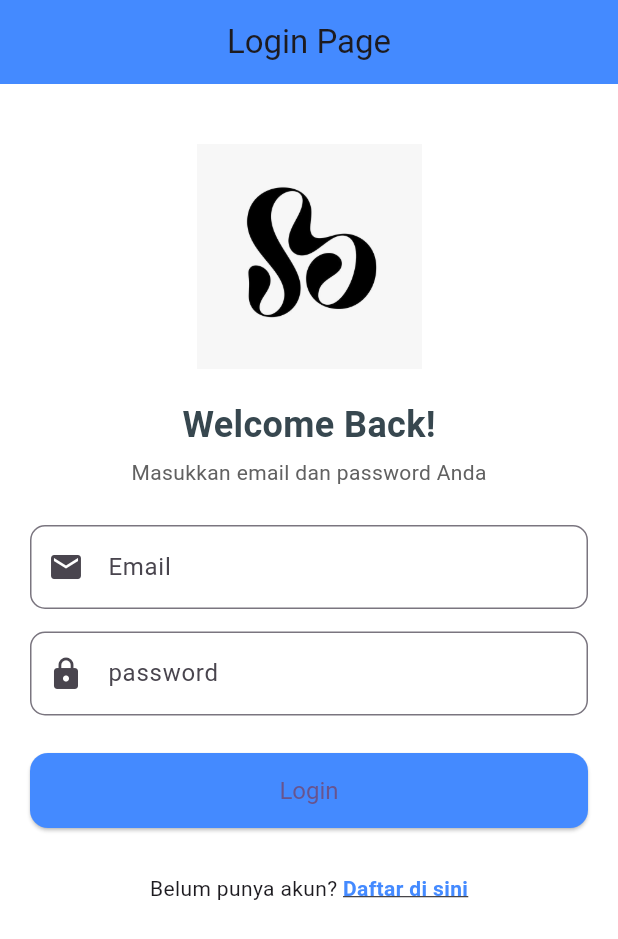
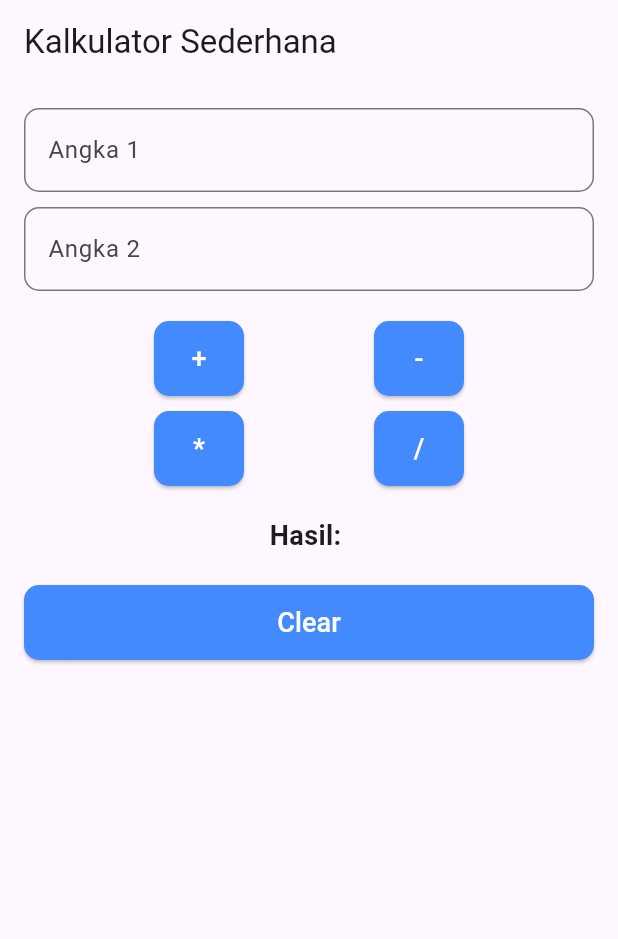
Before and after one commit to Adnan-k1/flutter_pertama, a Flutter app: the screen it shows after launch, on a phone screen of 412 x 824 dp. Shown: the top 939 px of the screen. Run offline on Flutter 3.47's test engine with Material 3 defaults, Android fonts, the phone set to English and light mode, and no system bars; our stand-ins replace get.

Commit message:
Update seluruh kalkulator dan halaman login terbaru

```diff
--- a/lib/componets/widget_button.dart
+++ b/lib/componets/widget_button.dart
@@ -3,11 +3,15 @@ import 'package:flutter/material.dart';
 class CoustumButton extends StatelessWidget {
   final String text;
   final VoidCallback onPressed;
+  final Color textColor;
+  final Color backgroundColor;
 
   const CoustumButton({
     super.key,
     required this.text,
     required this.onPressed,
+    this.textColor = Colors.white,
+    this.backgroundColor = Colors.blueAccent,
   });
 
   @override
@@ -15,14 +19,14 @@ class CoustumButton extends StatelessWidget {
     return ElevatedButton(
       onPressed: onPressed,
       style: ElevatedButton.styleFrom(
-        minimumSize: const Size(double.infinity, 50),
-        backgroundColor: Colors.blueAccent,
-        textStyle: const TextStyle(fontSize: 16),
+        backgroundColor: backgroundColor,
+        foregroundColor: textColor,
+        minimumSize: const Size(60, 50),
         shape: RoundedRectangleBorder(
-          borderRadius: BorderRadius.circular(12),
+          borderRadius: BorderRadius.circular(10),
         ),
       ),
-      child: Text(text),
+      child: Text(text, style: const TextStyle(fontSize: 18)),
     );
   }
 }
--- /dev/null
+++ b/lib/controller/kalkulatorcontroller.dart
@@ -0,0 +1,46 @@
+import 'package:flutter/material.dart';
+import 'package:get/get.dart';
+
+class CalculatorController extends GetxController {
+  final txtangka1 = TextEditingController();
+  final txtangka2 = TextEditingController();
+  var hasil = ''.obs;
+
+  void tambah() {
+    int angka1 = int.tryParse(txtangka1.text) ?? 0;
+    int angka2 = int.tryParse(txtangka2.text) ?? 0;
+    int hasiljumlah = angka1 + angka2;
+    hasil.value = hasiljumlah.toString();
+  }
+
+  void kurang() {
+    int angka1 = int.tryParse(txtangka1.text) ?? 0;
+    int angka2 = int.tryParse(txtangka2.text) ?? 0;
+    int hasiljumlah = angka1 - angka2;
+    hasil.value = hasiljumlah.toString();
+  }
+
+  void kali() {
+    int angka1 = int.tryParse(txtangka1.text) ?? 0;
+    int angka2 = int.tryParse(txtangka2.text) ?? 0;
+    int hasiljumlah = angka1 * angka2;
+    hasil.value = hasiljumlah.toString();
+  }
+
+  void bagi() {
+    int angka1 = int.tryParse(txtangka1.text) ?? 0;
+    int angka2 = int.tryParse(txtangka2.text) ?? 1; // Hindari pembagian dengan 0
+    if (angka2 == 0) {
+      hasil.value = 'Tidak bisa dibagi 0';
+      return;
+    }
+    double hasiljumlah = angka1 / angka2;
+    hasil.value = hasiljumlah.toStringAsFixed(2); // tampilkan 2 angka di belakang koma
+  }
+
+  void clear() {
+    txtangka1.clear();
+    txtangka2.clear();
+    hasil.value = '';
+  }
+}
--- a/lib/main.dart
+++ b/lib/main.dart
@@ -1,5 +1,7 @@
 import 'package:flutter/material.dart';
 import 'package:flutter_pertama/login.dart';
+import 'package:flutter_pertama/pages/calculatorpage.dart';
+import 'package:get/get_navigation/get_navigation.dart';
 
 void main() {
   runApp(const MyApp());
@@ -11,13 +13,13 @@ class MyApp extends StatelessWidget {
 
   @override
   Widget build(BuildContext context) {
-    return MaterialApp(
+    return GetMaterialApp(
       title: 'Flutter Demo',
       theme: ThemeData(
 
         colorScheme: ColorScheme.fromSeed(seedColor: Colors.deepPurple),
       ),
-      home: const LoginPage(),
+      home: CalculatorPage(),
     );
   }
 }
--- /dev/null
+++ b/lib/pages/calculatorpage.dart
@@ -0,0 +1,96 @@
+import 'package:flutter/material.dart';
+import 'package:flutter_pertama/componets/input_field.dart';
+import 'package:flutter_pertama/componets/widget_button.dart';
+import 'package:flutter_pertama/controller/kalkulatorcontroller.dart';
+import 'package:get/get.dart';
+
+class CalculatorPage extends StatelessWidget {
+  CalculatorPage({super.key});
+
+  final CalculatorController kalkulatorController = Get.put(
+    CalculatorController(),
+  );
+
+  @override
+  Widget build(BuildContext context) {
+    return Scaffold(
+      appBar: AppBar(title: Text("Kalkulator Sederhana")),
+      body: SingleChildScrollView( // Agar tidak overflow saat keyboard muncul
+        padding: const EdgeInsets.all(16),
+        child: Column(
+          crossAxisAlignment: CrossAxisAlignment.stretch,
+          children: [
+            InputField(
+              controller: kalkulatorController.txtangka1,
+              label: "Angka 1",
+              hintText: "Masukkan angka pertama",
+            ),
+            SizedBox(height: 10),
+
+            InputField(
+              controller: kalkulatorController.txtangka2,
+              label: "Angka 2",
+              hintText: "Masukkan angka kedua",
+            ),
+            SizedBox(height: 20),
+
+            Row(
+              mainAxisAlignment: MainAxisAlignment.spaceEvenly,
+              children: [
+                CoustumButton(
+                  text: "+",
+                  onPressed: () {
+                    kalkulatorController.tambah();
+                  },
+                ),
+                CoustumButton(
+                  text: "-",
+                  onPressed: () {
+                    kalkulatorController.kurang();
+                  },
+                ),
+              ],
+            ),
+            SizedBox(height: 10),
+
+            Row(
+              mainAxisAlignment: MainAxisAlignment.spaceEvenly,
+              children: [
+                CoustumButton(
+                  text: "*",
+                  onPressed: () {
+                    kalkulatorController.kali();
+                  },
+                ),
+                CoustumButton(
+                  text: "/",
+                  onPressed: () {
+                    kalkulatorController.bagi();
+                  },
+                ),
+              ],
+            ),
+            SizedBox(height: 20),
+
+            Center(
+              child: Obx(() {
+                return Text(
+                  'Hasil: ${kalkulatorController.hasil.value}',
+                  style: TextStyle(fontSize: 18, fontWeight: FontWeight.bold),
+                );
+              }),
+            ),
+
+            SizedBox(height: 20),
+            CoustumButton(
+              text: "Clear",
+              onPressed: () {
+                kalkulatorController.clear();
+              },
+            ),
+          ],
+        ),
+      ),
+    );
+  }
+}
--- a/pubspec.yaml
+++ b/pubspec.yaml
@@ -34,6 +34,7 @@ dependencies:
   # The following adds the Cupertino Icons font to your application.
   # Use with the CupertinoIcons class for iOS style icons.
   cupertino_icons: ^1.0.8
+  get: ^4.7.2
 
 dev_dependencies:
   flutter_test:
```
Also changed, not shown: pubspec.lock.
